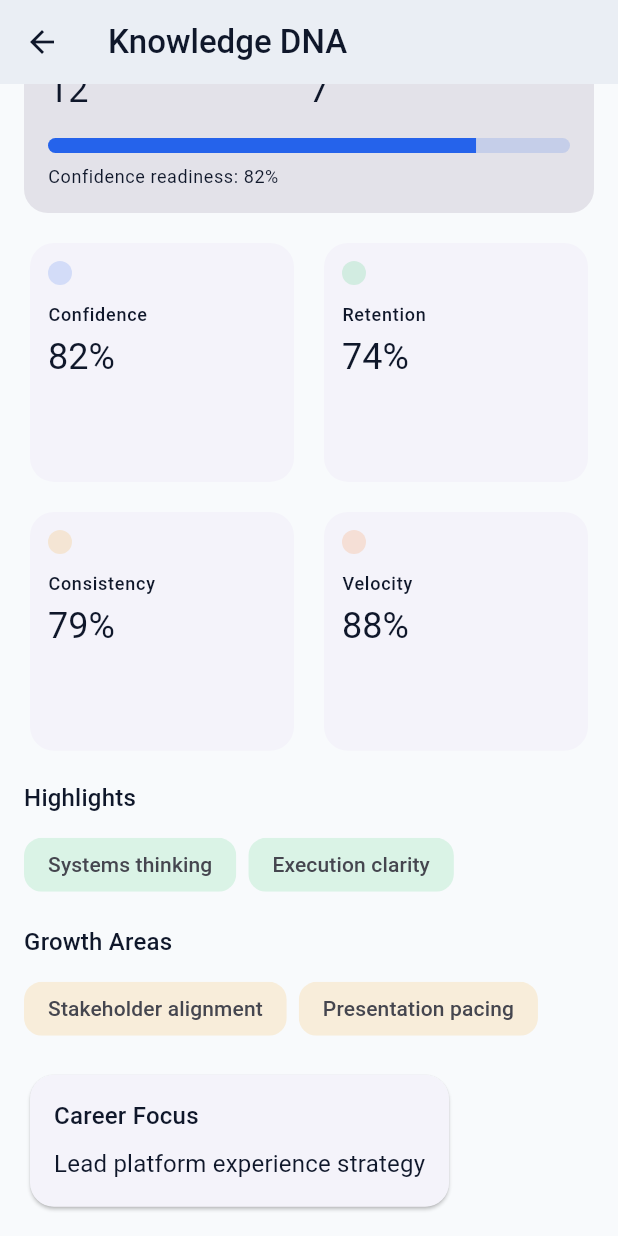
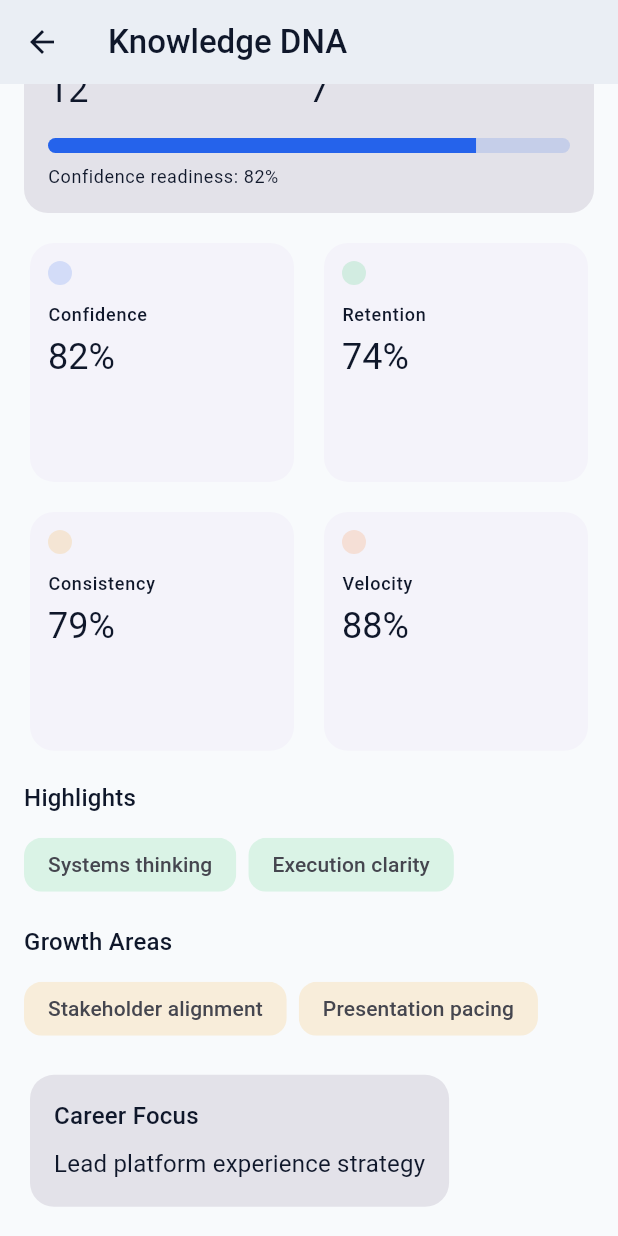
Before and after one commit to ak9848515-dev/phoenix-platform, a Flutter app: the KnowledgeDNAScreen screen opened by its route, scrolled down 224 dp, on a phone screen of 412 x 824 dp. Run offline on Flutter 3.47's test engine with Material 3 defaults, Android fonts, the phone set to English and light mode, and no system bars.

Commit message:
PHX-010: Introduce shared presentation widget library

```diff
--- a/lib/features/knowledge_dna/presentation/knowledge_dna_screen.dart
+++ b/lib/features/knowledge_dna/presentation/knowledge_dna_screen.dart
@@ -1,7 +1,7 @@
 import 'package:flutter/material.dart';
 
+import '../../../shared/widgets/phoenix_card.dart';
 import '../../../theme/colors.dart';
-import '../../../theme/radius.dart';
 import '../../../theme/spacing.dart';
 import '../models/knowledge_dna.dart';
 import 'widgets/knowledge_dna_progress_card.dart';
@@ -122,12 +122,7 @@ class KnowledgeDNAScreen extends StatelessWidget {
                     .toList(),
               ),
               const SizedBox(height: AppSpacing.lg),
-              Card(
-                shape: RoundedRectangleBorder(
-                  borderRadius: BorderRadius.circular(AppRadius.lg),
-                ),
-                child: Padding(
-                  padding: const EdgeInsets.all(AppSpacing.lg),
+              PhoenixCard(
                 child: Column(
                   crossAxisAlignment: CrossAxisAlignment.start,
                   children: [
@@ -140,7 +135,6 @@ class KnowledgeDNAScreen extends StatelessWidget {
                   ],
                 ),
               ),
-              ),
             ],
           ),
         ),
--- /dev/null
+++ b/lib/shared/widgets/phoenix_card.dart
@@ -0,0 +1,47 @@
+import 'package:flutter/material.dart';
+
+import '../../theme/radius.dart';
+import '../../theme/spacing.dart';
+
+class PhoenixCard extends StatelessWidget {
+  const PhoenixCard({
+    super.key,
+    required this.child,
+    this.padding = const EdgeInsets.all(AppSpacing.lg),
+    this.margin,
+    this.color,
+    this.borderRadius,
+    this.elevation = 0,
+    this.shape,
+    this.clipBehavior = Clip.antiAlias,
+  });
+
+  final Widget child;
+  final EdgeInsetsGeometry padding;
+  final EdgeInsetsGeometry? margin;
+  final Color? color;
+  final BorderRadiusGeometry? borderRadius;
+  final double elevation;
+  final ShapeBorder? shape;
+  final Clip clipBehavior;
+
+  @override
+  Widget build(BuildContext context) {
+    final theme = Theme.of(context);
+
+    return Card(
+      margin: margin,
+      elevation: elevation,
+      color: color ?? theme.colorScheme.surfaceContainerHighest,
+      clipBehavior: clipBehavior,
+      shape: shape ??
+          RoundedRectangleBorder(
+            borderRadius: borderRadius ?? BorderRadius.circular(AppRadius.lg),
+          ),
+      child: Padding(
+        padding: padding,
+        child: child,
+      ),
+    );
+  }
+}
```
Also changed, not shown: lib/features/mission_center/mission_center_screen.dart (+72 -143 lines), lib/shared/widgets/phoenix_empty_state.dart (added, +59 -0 lines), lib/shared/widgets/phoenix_primary_button.dart (added, +54 -0 lines), lib/shared/widgets/phoenix_progress_indicator.dart (added, +35 -0 lines), lib/shared/widgets/phoenix_section_header.dart (added, +53 -0 lines). Lines whose indentation alone changed are shown as unchanged.
